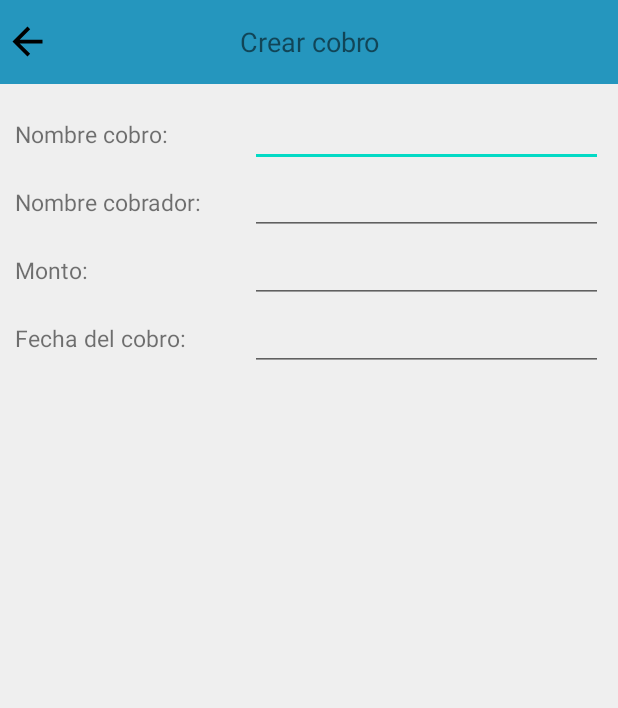
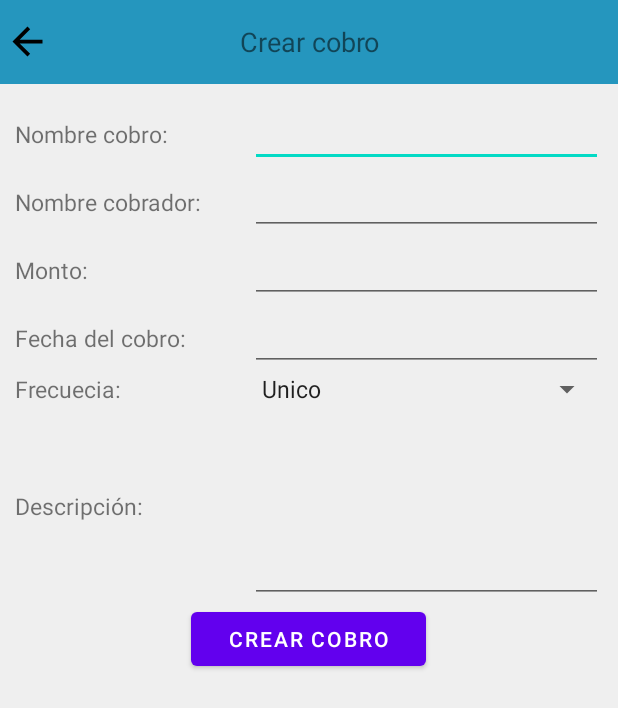
Before and after one commit to SalitaaCiisa/ProyectoMammonAndroid, an Android app: the AddEditCobros screen opened directly, with no data from a screen before it, on a phone screen of 412 x 824 dp. Shown: the top 708 px of the screen. Run offline under Robolectric (Android 15) with nearby library versions, the phone set to English and light mode, and no system bars.

```diff
--- a/app/src/main/java/com/example/proyectomammon/AddEditCobros.java
+++ b/app/src/main/java/com/example/proyectomammon/AddEditCobros.java
@@ -6,11 +6,21 @@ import androidx.appcompat.app.AppCompatDelegate;
 import android.app.DatePickerDialog;
 import android.content.Intent;
 import android.os.Bundle;
+import android.text.TextUtils;
 import android.view.View;
+import android.widget.AdapterView;
+import android.widget.ArrayAdapter;
+import android.widget.Button;
 import android.widget.DatePicker;
 import android.widget.EditText;
 import android.widget.ImageView;
+import android.widget.Spinner;
 import android.widget.TextView;
+
+import com.example.proyectomammon.dialog.DatePickerFragment;
+
+import java.util.ArrayList;
+import java.util.regex.Pattern;
 
 public class AddEditCobros extends AppCompatActivity {
 
@@ -24,11 +34,19 @@ public class AddEditCobros extends AppCompatActivity {
         TextView txtToolBar = findViewById(R.id.tvToolbarText);
         ImageView backArrow = findViewById(R.id.flechaAtras);
 
-        EditText nombreCobro, nombreCobrador, Monto, fechaCobro;
-        nombreCobro = findViewById(R.id.etNombreCobro);
-        nombreCobrador = findViewById(R.id.etNombreCobrador);
-        Monto = findViewById(R.id.etMonto);
-        fechaCobro = findViewById(R.id.etFecha);
+        EditText nombreCobro, nombreCobrador, monto, fechaCobro, descripcion;
+            nombreCobro = findViewById(R.id.etNombreCobro);
+            nombreCobrador = findViewById(R.id.etNombreCobrador);
+            monto = findViewById(R.id.etMonto);
+            fechaCobro = findViewById(R.id.etFecha);
+            descripcion = findViewById(R.id.etDescripcion);
+
+        Spinner spinnerFrecuencia;
+            spinnerFrecuencia = findViewById(R.id.spinnerFrecuencia);
+
+        Button btnAccion = findViewById(R.id.buttonAccion);
+
+        final String[] respuestasParaPasarView = new String[6];
 
         txtToolBar.setText("Crear cobro");
 
@@ -42,14 +60,81 @@ public class AddEditCobros extends AppCompatActivity {
         fechaCobro.setOnClickListener(new View.OnClickListener() {
             @Override
             public void onClick(View view) {
-                showDatePickerDialog();
+                showDatePickerDialog(fechaCobro);
+            }
+        });
+
+        spinnerFrecuencia.setOnItemSelectedListener(new AdapterView.OnItemSelectedListener() {
+            @Override
+            public void onItemSelected(AdapterView<?> adapterView, View view, int i, long l) {
+                String item = adapterView.getItemAtPosition(i).toString();
+                respuestasParaPasarView[4] = item;
+            }
+
+            @Override
+            public void onNothingSelected(AdapterView<?> adapterView) {
+
+            }
+        });
+
+        btnAccion.setOnClickListener(new View.OnClickListener() {
+            @Override
+            public void onClick(View view) {
+                if (validate_form()){
+                    respuestasParaPasarView[0] = String.valueOf(nombreCobro.getText());
+                    respuestasParaPasarView[1] = String.valueOf(nombreCobrador.getText());
+                    respuestasParaPasarView[2] = String.valueOf(monto.getText());
+                    respuestasParaPasarView[3] = String.valueOf(fechaCobro.getText());
+                    respuestasParaPasarView[5] = String.valueOf(descripcion.getText());
+                    Intent i = new Intent(getApplicationContext(), crudCobros.class);
+                    i.putExtra("RespuestasCreate", respuestasParaPasarView);
+                    startActivity(i);
+                }
             }
         });
     }
 
-    private void showDatePickerDialog() {
+    private void showDatePickerDialog(EditText i) {
+        DatePickerFragment newFragment = DatePickerFragment.newInstance(new DatePickerDialog.OnDateSetListener() {
+            @Override
+            public void onDateSet(DatePicker view, int year, int month, int day) {
 
+                final String selectedDate = day + " / " + (month+1) + " / " + year;
+                i.setText(selectedDate);
+            }
+        });
+        newFragment.show(getSupportFragmentManager(), "datePicker");
     }
 
+    private Boolean validate_form(){
+        EditText nombreCobro, nombreCobrador, monto, fechaCobro, descripcion;
+        nombreCobro = findViewById(R.id.etNombreCobro);
+        nombreCobrador = findViewById(R.id.etNombreCobrador);
+        monto = findViewById(R.id.etMonto);
+        fechaCobro = findViewById(R.id.etFecha);
+        descripcion = findViewById(R.id.etDescripcion);
 
+        if(TextUtils.isEmpty(nombreCobro.getText().toString())){
+            nombreCobro.setError("Este campo es obligatorio");
+            return false;
+        }
+        if(TextUtils.isEmpty(nombreCobrador.getText().toString())){
+            nombreCobrador.setError("Este campo es obligatorio");
+            return false;
+        }
+        if(TextUtils.isEmpty(monto.getText().toString())){
+            monto.setError("Este campo es obligatorio");
+            return false;
+        }
+        if(TextUtils.isEmpty(fechaCobro.getText().toString())){
+            fechaCobro.setError("Este campo es obligatorio");
+            return false;
+        }
+        if(TextUtils.isEmpty(descripcion.getText().toString())){
+            descripcion.setError("Este campo es obligatorio");
+            return false;
+        }
+
+        return true;
+    }
 }
--- a/app/src/main/res/layout/activity_add_edit_cobros.xml
+++ b/app/src/main/res/layout/activity_add_edit_cobros.xml
@@ -60,6 +60,7 @@
                 android:id="@+id/etNombreCobro"
                 android:layout_width="0px"
                 android:layout_height="wrap_content"
+                android:inputType="text"
                 android:layout_weight="6"/>
         </LinearLayout>
 
@@ -78,6 +79,7 @@
                 android:id="@+id/etNombreCobrador"
                 android:layout_width="0dp"
                 android:layout_height="wrap_content"
+                android:inputType="text"
                 android:layout_weight="6"/>
         </LinearLayout>
 
@@ -115,12 +117,74 @@
                 android:id="@+id/etFecha"
                 android:layout_width="0dp"
                 android:layout_height="wrap_content"
+                android:maxLines="1"
+                android:inputType="date"
                 android:focusable="false"
                 android:clickable="true"
-                android:maxLines="1"
-                android:inputType="date"
-                android:cursorVisible="false"
                 android:layout_weight="6"/>
+        </LinearLayout>
+
+        <LinearLayout
+            android:layout_width="match_parent"
+            android:layout_height="wrap_content"
+            android:orientation="horizontal">
+
+            <TextView
+                android:id="@+id/aaaa"
+                android:layout_width="0px"
+                android:layout_height="wrap_content"
+                android:layout_weight="4"
+                android:text="Frecuecia:"
+                android:textSize="15sp"/>
+            <Spinner
+                android:id="@+id/spinnerFrecuencia"
+                android:layout_width="0dp"
+                android:layout_height="wrap_content"
+                android:entries="@array/arrSpinnerFrecuencia"
+                android:layout_weight="6"
+                />
+        </LinearLayout>
+
+        <LinearLayout
+            android:layout_width="match_parent"
+            android:layout_height="wrap_content"
+            android:orientation="horizontal">
+
+            <TextView
+                android:layout_width="0px"
+                android:layout_height="wrap_content"
+                android:layout_weight="4"
+                android:text="Descripción:"
+                android:textSize="15sp"/>
+            <EditText
+                android:id="@+id/etDescripcion"
+                android:layout_width="0dp"
+                android:layout_height="wrap_content"
+                android:inputType="none"
+                android:layout_weight="6"
+                android:lines="5"/>
+        </LinearLayout>
+
+        <LinearLayout
+            android:layout_width="match_parent"
+            android:layout_height="wrap_content"
+            android:orientation="horizontal">
+
+            <Space
+                android:layout_width="0px"
+                android:layout_height="wrap_content"
+                android:layout_weight="3"/>
+            <Button
+                android:id="@+id/buttonAccion"
+                android:layout_width="0px"
+                android:layout_height="wrap_content"
+                android:text="Crear cobro"
+                android:layout_weight="4"/>
+            <Space
+                android:layout_width="0px"
+                android:layout_height="wrap_content"
+                android:layout_weight="3"/>
+
         </LinearLayout>
 
     </LinearLayout>
--- a/app/src/main/res/layout/activity_crud_cobros.xml
+++ b/app/src/main/res/layout/activity_crud_cobros.xml
@@ -62,7 +62,7 @@
                     </LinearLayout>
 
                     <androidx.recyclerview.widget.RecyclerView
-                        android:id="@+id/listViewResumenCobros"
+                        android:id="@+id/recyclerViewCobros"
                         android:layout_width="match_parent"
                         android:layout_height="wrap_content"
                         android:layout_marginTop="10dp"
--- a/app/src/main/res/values/strings.xml
+++ b/app/src/main/res/values/strings.xml
@@ -4,4 +4,10 @@
     <string name="txtPasswordInput"> Contraseña </string>
     <string name="txtEmailInput"> Email </string>
     <string name="txtUserInput"> Usuario </string>
+
+    <string-array name="arrSpinnerFrecuencia">
+        <item>Unico</item>
+        <item>Mensual</item>
+        <item>Semanal</item>
+    </string-array>
 </resources>
```
Also changed, not shown: app/build.gradle (+11 -5 lines), app/src/main/java/com/example/proyectomammon/crudCobros.java (+13 -0 lines), app/src/main/java/com/example/proyectomammon/dialog/DatePickerFragment.java (added, +51 -0 lines).
